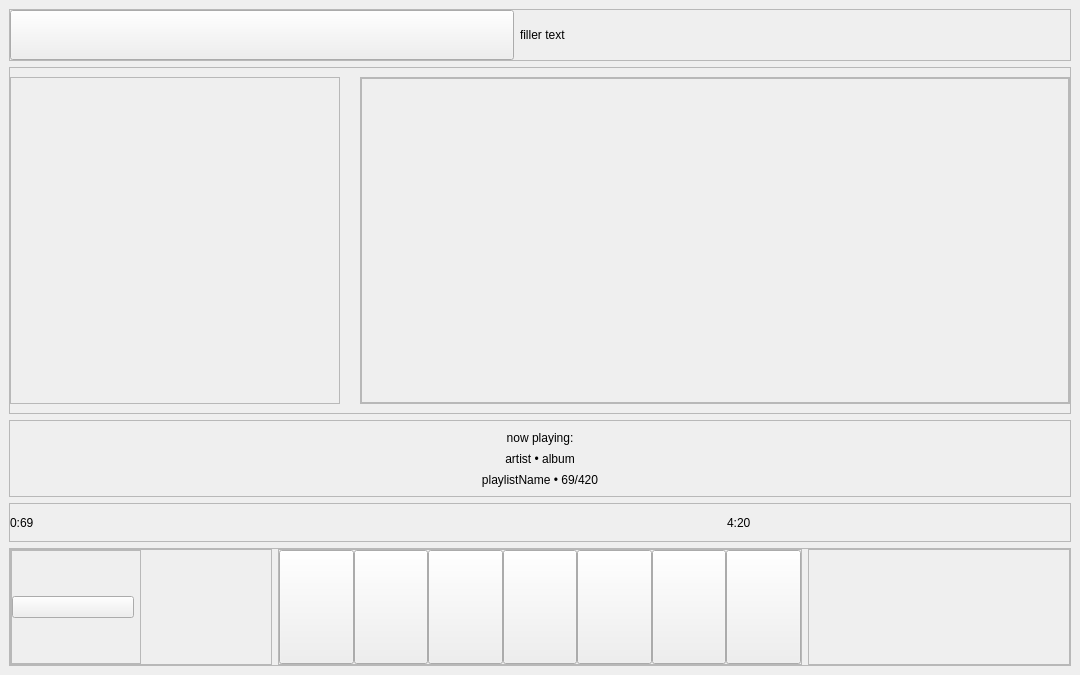
Old version of the form classes/generatedui/mainwindow.ui in the repository moltenlavaguava/peanut.
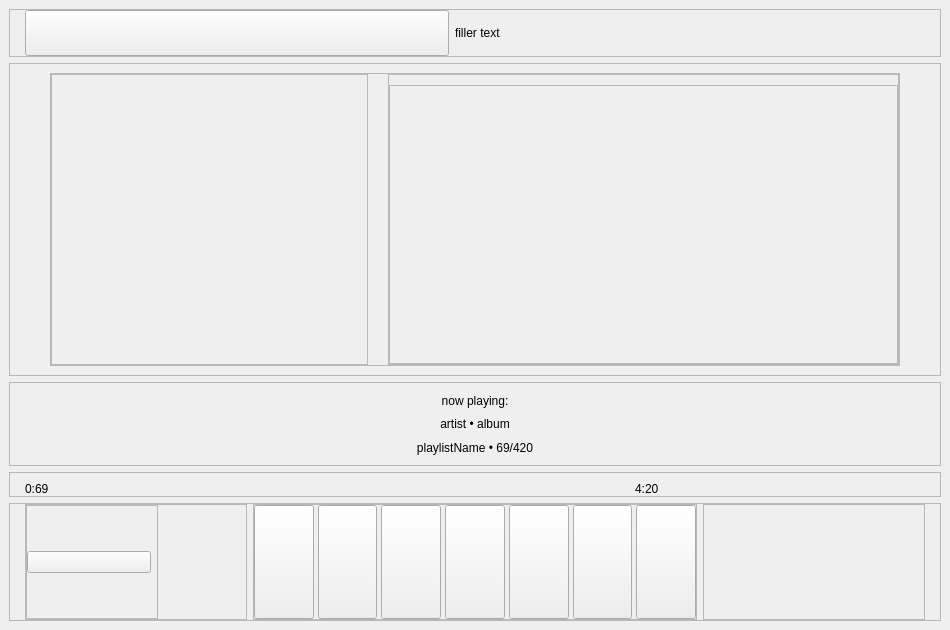
New version of the form. The open tabs and pages were chosen to show the change. Icons and pictures are not drawn. Custom widgets are drawn as their Qt base class.

Patch:
```diff
--- a/classes/generatedui/mainwindow.ui
+++ b/classes/generatedui/mainwindow.ui
@@ -6,8 +6,8 @@
    <rect>
     <x>0</x>
     <y>0</y>
-    <width>1080</width>
-    <height>675</height>
+    <width>950</width>
+    <height>630</height>
    </rect>
   </property>
   <property name="windowTitle">
@@ -89,13 +89,13 @@
       </property>
       <layout class="QHBoxLayout" name="horizontalLayout" stretch="0,0,0">
        <property name="leftMargin">
-        <number>0</number>
+        <number>15</number>
        </property>
        <property name="topMargin">
         <number>0</number>
        </property>
        <property name="rightMargin">
-        <number>0</number>
+        <number>15</number>
        </property>
        <property name="bottomMargin">
         <number>0</number>
@@ -179,27 +179,67 @@
           <property name="frameShadow">
            <enum>QFrame::Shadow::Raised</enum>
           </property>
-          <layout class="QHBoxLayout" name="horizontalLayout_2">
+          <layout class="QHBoxLayout" name="horizontalLayout_2" stretch="0,1,0">
+           <property name="spacing">
+            <number>0</number>
+           </property>
+           <property name="leftMargin">
+            <number>40</number>
+           </property>
+           <property name="topMargin">
+            <number>9</number>
+           </property>
+           <property name="rightMargin">
+            <number>40</number>
+           </property>
+           <item>
+            <spacer name="horizontalSpacer_5">
+             <property name="orientation">
+              <enum>Qt::Orientation::Horizontal</enum>
+             </property>
+             <property name="sizeHint" stdset="0">
+              <size>
+               <width>0</width>
+               <height>0</height>
+              </size>
+             </property>
+            </spacer>
+           </item>
+           <item>
+            <widget class="QFrame" name="container_upperMiddleMiddleFrame">
+             <property name="frameShape">
+              <enum>QFrame::Shape::StyledPanel</enum>
+             </property>
+             <property name="frameShadow">
+              <enum>QFrame::Shadow::Raised</enum>
+             </property>
+             <layout class="QHBoxLayout" name="horizontalLayout_9">
            <property name="spacing">
             <number>20</number>
            </property>
            <property name="leftMargin">
             <number>0</number>
            </property>
+              <property name="topMargin">
+               <number>0</number>
+              </property>
            <property name="rightMargin">
             <number>0</number>
            </property>
+              <property name="bottomMargin">
+               <number>0</number>
+              </property>
            <item>
             <widget class="SquareFrame" name="container_albumCover">
              <property name="minimumSize">
               <size>
-               <width>330</width>
+                  <width>317</width>
                <height>0</height>
               </size>
              </property>
              <property name="maximumSize">
               <size>
-               <width>330</width>
+                  <width>317</width>
                <height>16777215</height>
               </size>
              </property>
@@ -214,7 +254,7 @@
                <number>0</number>
               </property>
               <property name="topMargin">
-               <number>0</number>
+                  <number>10</number>
               </property>
               <property name="rightMargin">
                <number>0</number>
@@ -260,7 +300,7 @@
                <number>0</number>
               </property>
               <property name="topMargin">
-               <number>0</number>
+                  <number>10</number>
               </property>
               <property name="rightMargin">
                <number>0</number>
@@ -293,17 +333,26 @@
                   <rect>
                    <x>0</x>
                    <y>0</y>
-                   <width>712</width>
-                   <height>330</height>
+                      <width>507</width>
+                      <height>299</height>
                   </rect>
                  </property>
                  <property name="layoutDirection">
                   <enum>Qt::LayoutDirection::LeftToRight</enum>
                  </property>
                  <layout class="QVBoxLayout" name="verticalLayout_7">
+                     <property name="spacing">
+                      <number>9</number>
+                     </property>
                   <property name="sizeConstraint">
                    <enum>QLayout::SizeConstraint::SetDefaultConstraint</enum>
                   </property>
+                     <property name="leftMargin">
+                      <number>2</number>
+                     </property>
+                     <property name="rightMargin">
+                      <number>2</number>
+                     </property>
                   <item>
                    <spacer name="verticalSpacer">
                     <property name="orientation">
@@ -328,11 +377,27 @@
          </widget>
         </item>
         <item>
+            <spacer name="horizontalSpacer_6">
+             <property name="orientation">
+              <enum>Qt::Orientation::Horizontal</enum>
+             </property>
+             <property name="sizeHint" stdset="0">
+              <size>
+               <width>0</width>
+               <height>0</height>
+              </size>
+             </property>
+            </spacer>
+           </item>
+          </layout>
+         </widget>
+        </item>
+        <item>
          <widget class="QFrame" name="container_middleFrame">
           <property name="sizePolicy">
            <sizepolicy hsizetype="Preferred" vsizetype="Preferred">
             <horstretch>0</horstretch>
-            <verstretch>10</verstretch>
+            <verstretch>12</verstretch>
            </sizepolicy>
           </property>
           <property name="frameShape">
@@ -380,7 +445,7 @@
           <property name="sizePolicy">
            <sizepolicy hsizetype="Preferred" vsizetype="Preferred">
             <horstretch>0</horstretch>
-            <verstretch>5</verstretch>
+            <verstretch>2</verstretch>
            </sizepolicy>
           </property>
           <property name="frameShape">
@@ -394,9 +459,15 @@
             <number>15</number>
            </property>
            <property name="leftMargin">
-            <number>0</number>
+            <number>15</number>
+           </property>
+           <property name="topMargin">
+            <number>9</number>
            </property>
            <property name="rightMargin">
+            <number>15</number>
+           </property>
+           <property name="bottomMargin">
             <number>0</number>
            </property>
            <item>
@@ -428,7 +499,7 @@
           <property name="sizePolicy">
            <sizepolicy hsizetype="Preferred" vsizetype="Preferred">
             <horstretch>0</horstretch>
-            <verstretch>15</verstretch>
+            <verstretch>10</verstretch>
            </sizepolicy>
           </property>
           <property name="frameShape">
@@ -439,13 +510,13 @@
           </property>
           <layout class="QHBoxLayout" name="horizontalLayout_4">
            <property name="leftMargin">
-            <number>0</number>
+            <number>15</number>
            </property>
            <property name="topMargin">
             <number>0</number>
            </property>
            <property name="rightMargin">
-            <number>0</number>
+            <number>15</number>
            </property>
            <property name="bottomMargin">
             <number>0</number>
@@ -464,7 +535,7 @@
              <property name="frameShadow">
               <enum>QFrame::Shadow::Raised</enum>
              </property>
-             <layout class="QHBoxLayout" name="horizontalLayout_6" stretch="1,1">
+             <layout class="QHBoxLayout" name="horizontalLayout_6" stretch="3,2">
               <property name="spacing">
                <number>0</number>
               </property>
@@ -563,7 +634,7 @@
              </property>
              <layout class="QHBoxLayout" name="horizontalLayout_5">
               <property name="spacing">
-               <number>0</number>
+               <number>4</number>
               </property>
               <property name="leftMargin">
                <number>0</number>
```
Left out of the diff: 123 changed lines with no effect on the pictures. Lines whose indentation alone changed are shown as unchanged.
